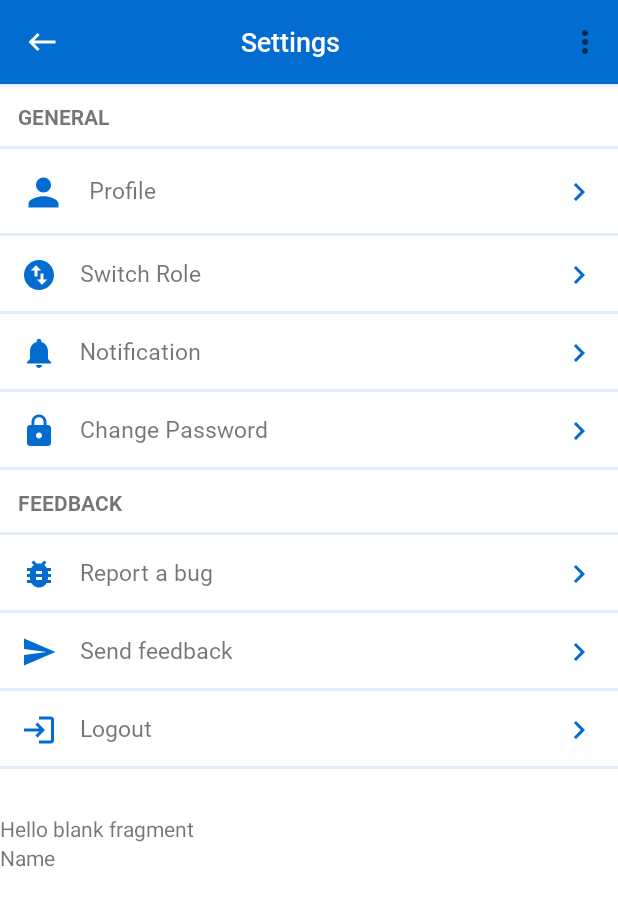
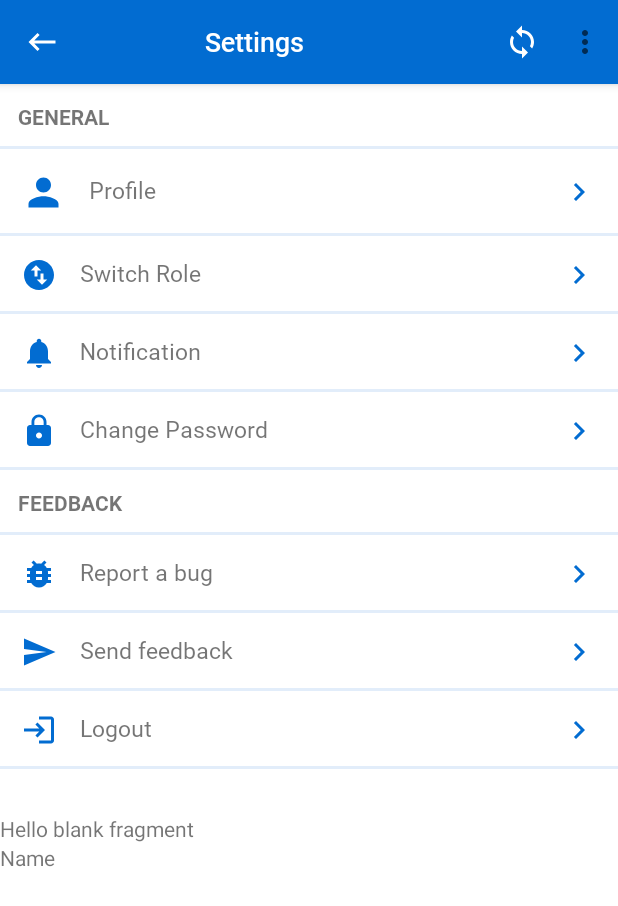
Before and after one commit to kzamaan/notifier-app, an Android app: the SettingsActivity screen opened directly, with no data from a screen before it, on a phone screen of 412 x 824 dp. Shown: the top 906 px of the screen. Run offline under Robolectric (Android 15) with nearby library versions, the phone set to English and light mode, and no system bars; our stand-ins replace Dagger/Hilt's generated code, sdp/ssp sizes; network calls fail; pictures from the network do not load.

Commit message:
added sync button on home screen

```diff
--- /dev/null
+++ b/app/src/main/res/drawable/ic_baseline_sync_24.xml
@@ -0,0 +1,10 @@
+<vector xmlns:android="http://schemas.android.com/apk/res/android"
+    android:width="24dp"
+    android:height="24dp"
+    android:tint="@android:color/white"
+    android:viewportWidth="24"
+    android:viewportHeight="24">
+    <path
+        android:fillColor="@android:color/white"
+        android:pathData="M12,4L12,1L8,5l4,4L12,6c3.31,0 6,2.69 6,6 0,1.01 -0.25,1.97 -0.7,2.8l1.46,1.46C19.54,15.03 20,13.57 20,12c0,-4.42 -3.58,-8 -8,-8zM12,18c-3.31,0 -6,-2.69 -6,-6 0,-1.01 0.25,-1.97 0.7,-2.8L5.24,7.74C4.46,8.97 4,10.43 4,12c0,4.42 3.58,8 8,8v3l4,-4 -4,-4v3z" />
+</vector>
--- a/app/src/main/res/menu/bottom_nav_menu.xml
+++ b/app/src/main/res/menu/bottom_nav_menu.xml
@@ -1,15 +1,17 @@
 <?xml version="1.0" encoding="utf-8"?>
-<menu xmlns:android="http://schemas.android.com/apk/res/android">
+<menu xmlns:android="http://schemas.android.com/apk/res/android"
+    xmlns:app="http://schemas.android.com/apk/res-auto">
     <item
-        android:id="@+id/applicationListFragment"
-        android:title="Application"
-        android:icon="@drawable/ic_baseline_android_24"/>
+        android:id="@+id/syncMessage"
+        android:icon="@drawable/ic_baseline_sync_24"
+        android:title="Sync"
+        app:showAsAction="always" />
     <item
         android:id="@+id/historyFragment"
-        android:title="History"
-        android:icon="@drawable/ic_baseline_history_24"/>
+        android:icon="@drawable/ic_baseline_history_24"
+        android:title="History" />
     <item
         android:id="@+id/settingsFragment"
-        android:title="Settings"
-        android:icon="@drawable/ic_baseline_settings_24"/>
+        android:icon="@drawable/ic_baseline_settings_24"
+        android:title="Settings" />
 </menu>
```
Also changed, not shown: app/src/main/java/com/softxilla/notification_forwarder/ui/MainActivity.kt (+89 -1 lines).
